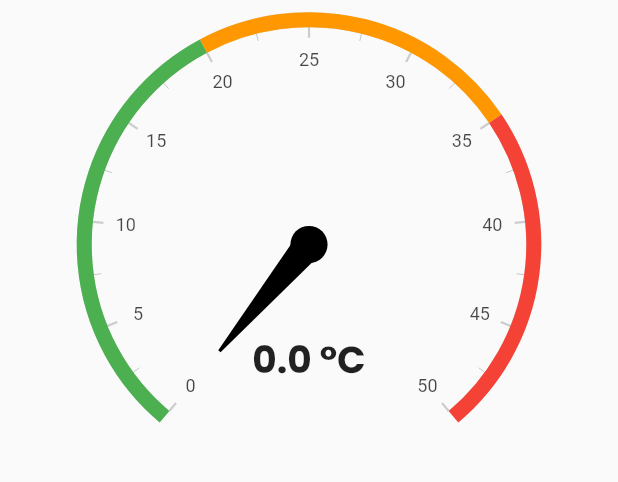
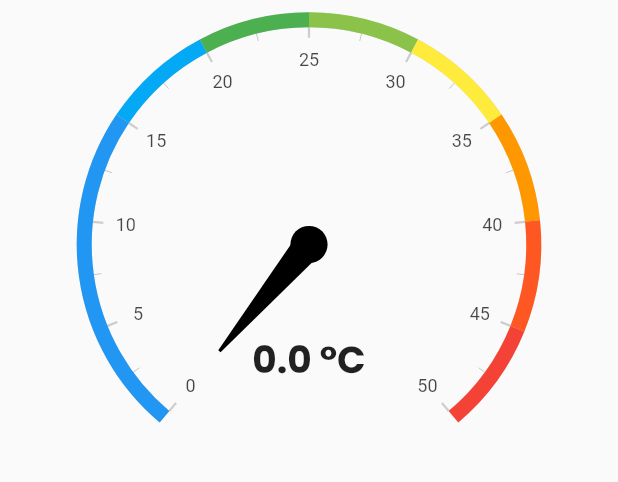
Before and after one commit to Inayshi/AquaTech_IOT, a Flutter app: the GaugeBasic screen opened directly, on a phone screen of 412 x 824 dp, the part 36-518 px from its top. Run offline on Flutter 3.47's test engine with Material 2 defaults, Android fonts, the phone set to English and light mode, and no system bars; drawn by our look-alikes of syncfusion_flutter_gauges; our stand-ins replace awesome_notifications, cloud_firestore, firebase_core, firebase_database; accounts and stored records are empty; statements that could not run were skipped.

Commit message:
fixed temp gauge

```diff
--- a/lib/TankProfile.dart
+++ b/lib/TankProfile.dart
@@ -60,7 +60,7 @@ class _TankProfileState extends State<TankProfile> {
                           ),
                           SizedBox(width: 20),
                           RoundedPillButton(
-                            text: 'Dispense pH Balancer',
+                            text: 'Load Balancer',
                             backgroundColor: const Color(0xFF5BC0F8),
                             textColor: Colors.black,
                           ),
@@ -72,10 +72,10 @@ class _TankProfileState extends State<TankProfile> {
                               });
                             },
                             child: RoundedPillButton(
-                              text: 'Switch Gauge',
-                              backgroundColor: const Color(0xFF5BC0F8),
-                              textColor: Colors.black,
-                            ),
+                            text: 'Switch Theme',
+                            backgroundColor: const Color(0xFF5BC0F8),
+                            textColor: Colors.black,
+                          ),
                           ),
                         ],
                       ),
--- a/lib/WaterTempGauge.dart
+++ b/lib/WaterTempGauge.dart
@@ -20,9 +20,14 @@ class WaterTempGauge extends StatelessWidget {
         ),
         axes: <RadialAxis>[
           RadialAxis(minimum: 0, maximum: 50, ranges: <GaugeRange>[
-            GaugeRange(startValue: 0, endValue: 20, color: Colors.green, startWidth: 10, endWidth: 10),
-            GaugeRange(startValue: 20, endValue: 35, color: Colors.orange, startWidth: 10, endWidth: 10),
-            GaugeRange(startValue: 35, endValue: 50, color: Colors.red, startWidth: 10, endWidth: 10)
+            GaugeRange(startValue: 0, endValue: 15, color: Colors.blue, startWidth: 10, endWidth: 10),
+            GaugeRange(startValue: 15, endValue: 20, color: Colors.lightBlue, startWidth: 10, endWidth: 10),
+            GaugeRange(startValue: 20, endValue: 25, color: Colors.green, startWidth: 10, endWidth: 10),
+            GaugeRange(startValue: 25, endValue: 30, color: Colors.lightGreen, startWidth: 10, endWidth: 10),
+            GaugeRange(startValue: 30, endValue: 35, color: Colors.yellow, startWidth: 10, endWidth: 10),
+            GaugeRange(startValue: 35, endValue: 40, color: Colors.orange, startWidth: 10, endWidth: 10),
+            GaugeRange(startValue: 40, endValue: 45, color: Colors.deepOrange, startWidth: 10, endWidth: 10),
+            GaugeRange(startValue: 45, endValue: 50, color: Colors.red, startWidth: 10, endWidth: 10)
           ], pointers: <GaugePointer>[
             NeedlePointer(value: value)
           ], annotations: <GaugeAnnotation>[
--- a/lib/gaugebasic.dart
+++ b/lib/gaugebasic.dart
@@ -43,8 +43,7 @@ class _GaugeBasicState extends State<GaugeBasic> {
         channelKey: 'aquatech_notification',
         title: 'Critical Level!',
         body: 'Your tank water condition is at a critical level.',
-          )
-      );
+      ));
     }
   }
 
@@ -69,16 +68,18 @@ class _GaugeBasicState extends State<GaugeBasic> {
   @override
   Widget build(BuildContext context) {
     return Scaffold(
-      body: Column(
+      body: SingleChildScrollView(
+        child: Column(
           children: [
             WaterTempGauge(value: tempValue),
             PhLevelGauge(value: phValue),
             AmmoniaGauge(value: ammoniaValue),
             ElevatedButton(
               onPressed: saveData,
-            child: Text('Save Data'),
+              child: const Text('Save Data'),
             ),
           ],
+        ),
       ),
     );
   }
```
Also changed, not shown: 7 other files. Lines whose indentation alone changed are shown as unchanged.
